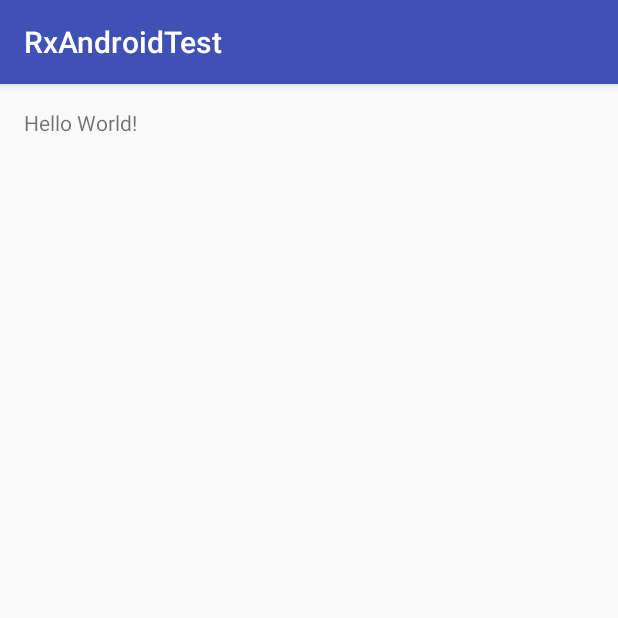
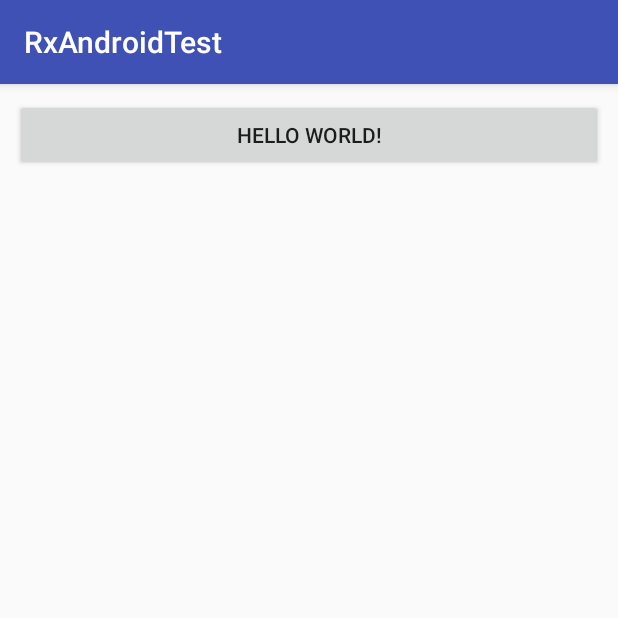
Before and after one commit to Changsik00/RxAndroid, an Android app: the screen it shows after launch (MainActivity), on a phone screen of 412 x 824 dp, the top half of it. Run offline under Robolectric (Android 15) with nearby library versions, the phone set to English and light mode, and no system bars.

```diff
--- a/Project/app/src/main/java/com/study/lowmans/rxandroidtest/MainActivity.java
+++ b/Project/app/src/main/java/com/study/lowmans/rxandroidtest/MainActivity.java
@@ -2,6 +2,7 @@ package com.study.lowmans.rxandroidtest;
 
 import android.support.v7.app.AppCompatActivity;
 import android.os.Bundle;
+import android.util.Log;
 
 public class MainActivity extends AppCompatActivity {
 
@@ -9,5 +10,10 @@ public class MainActivity extends AppCompatActivity {
     protected void onCreate(Bundle savedInstanceState) {
         super.onCreate(savedInstanceState);
         setContentView(R.layout.activity_main);
+
+        findViewById(R.id.button1).setOnClickListener(v -> {
+            Log.i("#@#", "Hello World");
+        });
+
     }
 }
--- a/Project/app/src/main/res/layout/activity_main.xml
+++ b/Project/app/src/main/res/layout/activity_main.xml
@@ -1,17 +1,16 @@
 <?xml version="1.0" encoding="utf-8"?>
-<RelativeLayout xmlns:android="http://schemas.android.com/apk/res/android"
+<LinearLayout xmlns:android="http://schemas.android.com/apk/res/android"
     xmlns:tools="http://schemas.android.com/tools"
     android:id="@+id/activity_main"
     android:layout_width="match_parent"
     android:layout_height="match_parent"
-    android:paddingBottom="@dimen/activity_vertical_margin"
-    android:paddingLeft="@dimen/activity_horizontal_margin"
-    android:paddingRight="@dimen/activity_horizontal_margin"
-    android:paddingTop="@dimen/activity_vertical_margin"
+    android:padding="10dp"
     tools:context="com.study.lowmans.rxandroidtest.MainActivity">
 
-    <TextView
-        android:layout_width="wrap_content"
+    <Button
+        android:id="@+id/button1"
+        android:layout_width="match_parent"
         android:layout_height="wrap_content"
         android:text="Hello World!" />
-</RelativeLayout>
+
+</LinearLayout>
--- a/Project/build.gradle
+++ b/Project/build.gradle
@@ -9,12 +9,15 @@ buildscript {
 
         // NOTE: Do not place your application dependencies here; they belong
         // in the individual module build.gradle files
+
+        classpath 'me.tatarka:gradle-retrolambda:3.3.0'
     }
 }
 
 allprojects {
     repositories {
         jcenter()
+        mavenCentral()
     }
 }
 
```
Also changed, not shown: Project/app/build.gradle (+7 -0 lines).
